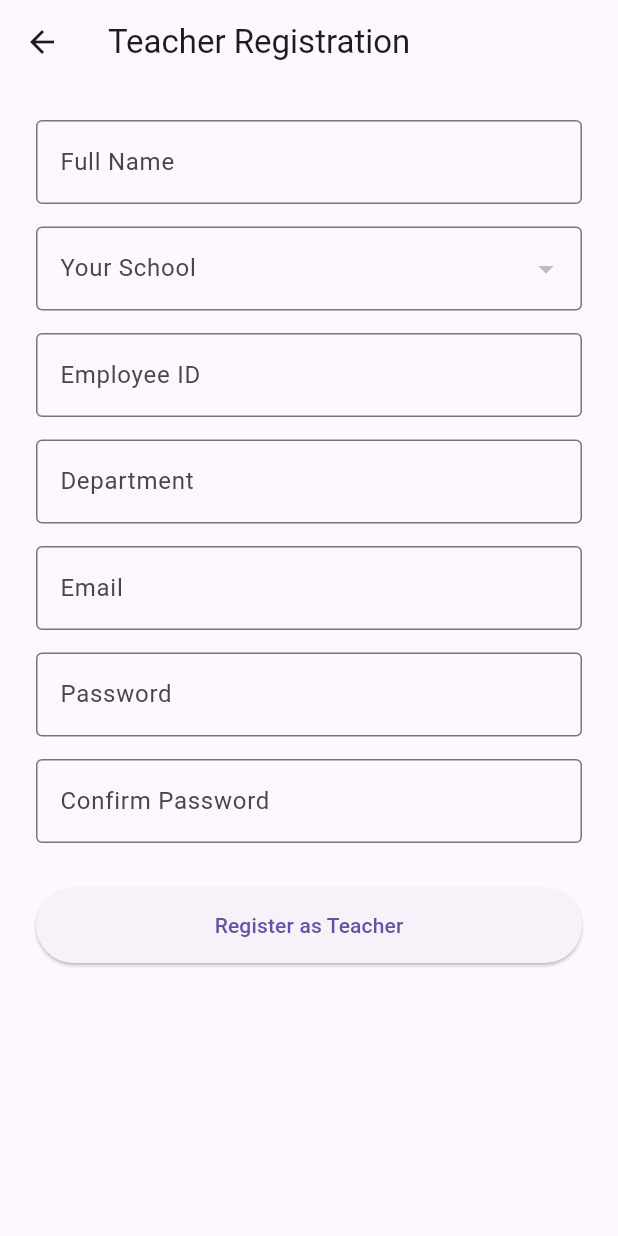
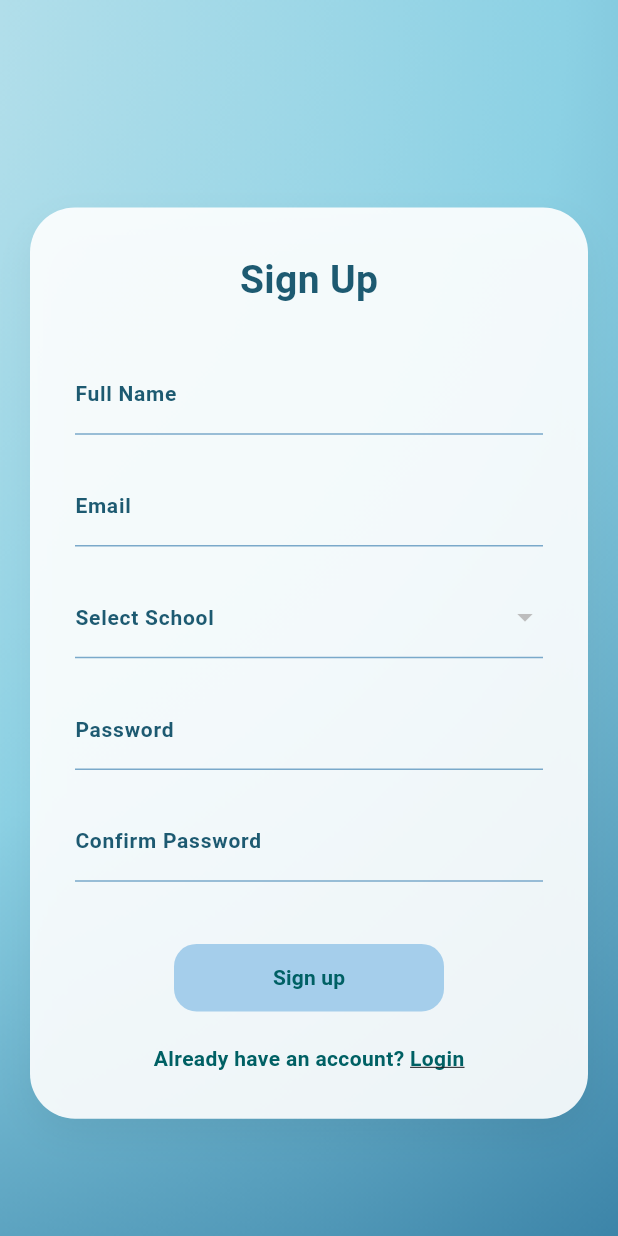
Before and after one commit to MelleUnlikely/serene-learning, a Flutter app: the RegistrationScreen screen opened directly, on a phone screen of 412 x 824 dp. Run offline on Flutter 3.47's test engine with Material 3 defaults, Android fonts, the phone set to English and light mode, and no system bars; our stand-ins replace file_picker, supabase_flutter; accounts and stored records are empty.

Commit message:
Added UI for login and registration

```diff
--- /dev/null
+++ b/devtools_options.yaml
@@ -0,0 +1,3 @@
+description: This file stores settings for Dart & Flutter DevTools.
+documentation: https://docs.flutter.dev/tools/devtools/extensions#configure-extension-enablement-states
+extensions:
--- a/lib/screens/auth/registration_screen.dart
+++ b/lib/screens/auth/registration_screen.dart
@@ -117,42 +117,140 @@ class _RegistrationScreenState extends State<RegistrationScreen> {
   @override
   Widget build(BuildContext context) {
   return Scaffold(
-      appBar: AppBar(title: const Text("Teacher Registration")),
-      body: SingleChildScrollView(
-        padding: const EdgeInsets.all(24.0),
+    // Extends the background behind the app bar
+    extendBodyBehindAppBar: true,
+    body: Container(
+      width: double.infinity,
+      height: double.infinity,
+      decoration: const BoxDecoration(
+        image: DecorationImage(
+            image: AssetImage("assets/images/background.png"),
+            fit: BoxFit.cover,
+        ),
+      ),
+      child: Center(
+        child: SingleChildScrollView(
           child: Column(
             children: [
-            TextField(controller: _fullNameController, decoration: const InputDecoration(labelText: "Full Name", border: OutlineInputBorder())),
-            const SizedBox(height: 15),
+              const SizedBox(height: 60), // Space for top
+              Container(
+                constraints: const BoxConstraints(maxWidth: 400),
+                margin: const EdgeInsets.symmetric(horizontal: 20, vertical: 20),
+                padding: const EdgeInsets.all(30),
+                decoration: BoxDecoration(
+                  color: Colors.white.withOpacity(0.9),
+                  borderRadius: BorderRadius.circular(30),
+                  boxShadow: [
+                    BoxShadow(
+                      color: Colors.black.withOpacity(0.05),
+                      blurRadius: 20,
+                      offset: const Offset(0, 10),
+                    )
+                  ],
+                ),
+                child: Column(
+                  mainAxisSize: MainAxisSize.min,
+                  children: [
+                    const Text(
+                      "Sign Up",
+                      style: TextStyle(
+                        fontSize: 26,
+                        fontWeight: FontWeight.bold,
+                        color: Color(0xFF1D5A71)
+                      ),
+                    ),
+                    const SizedBox(height: 30),
 
+                    //Input Fields
+                    _buildInputField(_fullNameController, "Full Name"),
+                    const SizedBox(height: 20),
+
+                    _buildInputField(_emailController, "Email"),
+                    const SizedBox(height: 20),
+
+                    //Dropdown for school selection
                     DropdownButtonFormField<int>(
-              initialValue: _selectedSchoolId,
-              decoration: const InputDecoration(labelText: "Your School", border: OutlineInputBorder()),
-              items: _schools.map((s) => DropdownMenuItem<int>(value: s['schoolid'], child: Text(s['schoolname']))).toList(),
+                      value: _selectedSchoolId,
+                      decoration: const InputDecoration(
+                        labelText: "Select School",
+                        labelStyle: const TextStyle(color: Color(0xFF1D5A71), fontSize: 14, fontWeight: FontWeight.bold),
+                        enabledBorder: UnderlineInputBorder(borderSide: BorderSide(color: Color(0XFF7AA9CA))),
+                      ),
+                      items: _schools.map((s) => DropdownMenuItem<int>(
+                        value: s['schoolid'],
+                        child: Text(s['schoolname'])
+                      )).toList(),
                       onChanged: (val) => setState(() => _selectedSchoolId = val),
                     ),
-            const SizedBox(height: 15),
+                    const SizedBox(height: 20),
 
-            TextField(controller: _employeeIdController, decoration: const InputDecoration(labelText: "Employee ID", border: OutlineInputBorder())),
-            const SizedBox(height: 15),
-            TextField(controller: _departmentController, decoration: const InputDecoration(labelText: "Department", border: OutlineInputBorder())),
-            const SizedBox(height: 15),
+                    _buildInputField(_passwordController, "Password", isObscure: true),
+                    const SizedBox(height: 20),
 
-            TextField(controller: _emailController, decoration: const InputDecoration(labelText: "Email", border: OutlineInputBorder())),
-            const SizedBox(height: 15),
-            TextField(controller: _passwordController, decoration: const InputDecoration(labelText: "Password", border: OutlineInputBorder()), obscureText: true),
-            const SizedBox(height: 15),
-            TextField(controller: _confirmPasswordController, decoration: const InputDecoration(labelText: "Confirm Password", border: OutlineInputBorder()), obscureText: true),
-            const SizedBox(height: 30),
+                    _buildInputField(_confirmPasswordController, "Confirm Password", isObscure: true),
+                    const SizedBox(height: 40),
 
+                    // Signup Button
                     _isLoading
                         ? const CircularProgressIndicator()
                         : ElevatedButton(
-                  style: ElevatedButton.styleFrom(minimumSize: const Size(double.infinity, 50)),
+                            style: ElevatedButton.styleFrom(
+                              backgroundColor: const Color(0xFFa5ceeb),
+                              foregroundColor: const Color(0xFF006064),
+                              elevation: 0,
+                              minimumSize: const Size(180, 45),
+                              shape: RoundedRectangleBorder(borderRadius: BorderRadius.circular(15)),
+                            ),
                             onPressed: _handleRegister,
-                  child: const Text("Register as Teacher")
+                            child: const Text("Sign up", style: TextStyle(fontWeight: FontWeight.bold)),
+                          ),
+
+                    const SizedBox(height: 20),
+
+                    Row(
+                      mainAxisAlignment: MainAxisAlignment.center,
+                      children: [
+                        const Text("Already have an account? ",
+                        style: TextStyle(color: Color(0xFF006064),
+                        fontWeight: FontWeight.bold)),
+                        GestureDetector(
+                          onTap: () {
+                            Navigator.pop(
+                              context
+                            );
+                          },
+                          child: const Text(
+                            "Login",
+                            style: TextStyle(
+                              color: Color(0xFF006064),
+                              fontWeight: FontWeight.bold,
+                              decoration: TextDecoration.underline,
+                            ),
+                          ),
                         ),
                       ],
+                      ),
+                  ],
+                ),
+              ),
+            ],
+          ),
+        ),
+      ),
+    ),
+  );
+}
+
+// Helper to keep the code clean and consistent
+Widget _buildInputField(TextEditingController controller, String label, {bool isObscure = false}) {
+  return TextField(
+    controller: controller,
+    obscureText: isObscure,
+    decoration: InputDecoration(
+      labelText: label,
+      labelStyle: const TextStyle(color: Color(0xFF1D5A71), fontSize: 14, fontWeight: FontWeight.bold),
+      enabledBorder: const UnderlineInputBorder(
+        borderSide: BorderSide(color: Color(0XFF7AA9CA), width: 1),
       ),
     ),
   );
--- a/pubspec.yaml
+++ b/pubspec.yaml
@@ -58,6 +58,8 @@ flutter:
   # included with your application, so that you can use the icons in
   # the material Icons class.
   uses-material-design: true
+  assets:
+    - assets/images/
 
   # To add assets to your application, add an assets section, like this:
   # assets:
```
Also changed, not shown: lib/screens/auth/login_screen.dart (+84 -41 lines), assets/images/background.png (added), assets/images/logo.png (added). Lines whose indentation alone changed are shown as unchanged.
